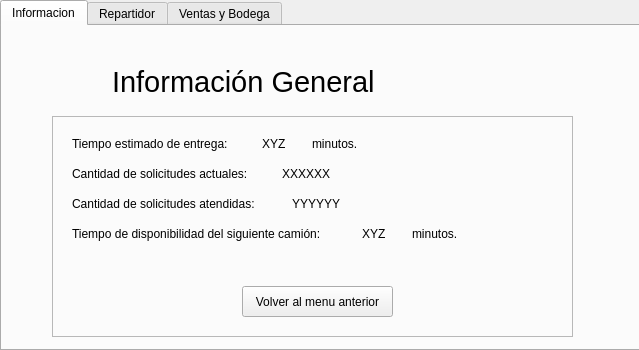
First picture: the form in Flipigas/admin.ui, repository emedemarcelo/FlipigasTEL102, before the edit.
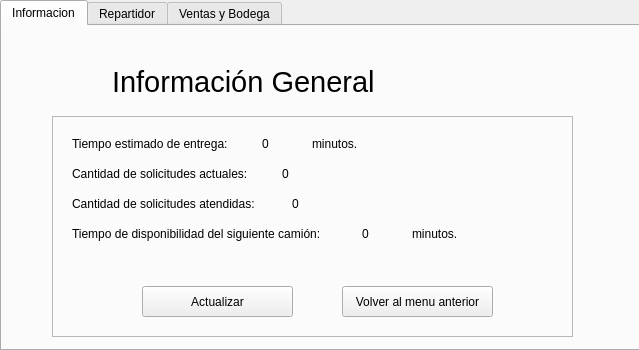
Second picture: the form after the edit. The open tabs and pages were chosen to show the change. Icons and pictures are not drawn.

What changed in the file:
```diff
--- a/Flipigas/admin.ui
+++ b/Flipigas/admin.ui
@@ -125,7 +125,7 @@
         </rect>
        </property>
        <property name="text">
-        <string>XYZ</string>
+        <string>0</string>
        </property>
       </widget>
       <widget class="QLabel" name="CantidadSolicitudesAct">
@@ -138,7 +138,7 @@
         </rect>
        </property>
        <property name="text">
-        <string>XXXXXX</string>
+        <string>0</string>
        </property>
       </widget>
       <widget class="QLabel" name="CantidadSolicitudesAtt">
@@ -151,7 +151,7 @@
         </rect>
        </property>
        <property name="text">
-        <string>YYYYYY</string>
+        <string>0</string>
        </property>
       </widget>
       <widget class="QLabel" name="TiempoDisponibilidadCamion">
@@ -164,7 +164,7 @@
         </rect>
        </property>
        <property name="text">
-        <string>XYZ</string>
+        <string>0</string>
        </property>
       </widget>
       <widget class="QLabel" name="minutosLabel1">
@@ -196,7 +196,7 @@
       <widget class="QPushButton" name="VolverAdminButton">
        <property name="geometry">
         <rect>
-         <x>190</x>
+         <x>290</x>
          <y>170</y>
          <width>151</width>
          <height>31</height>
@@ -206,6 +206,19 @@
         <string>Volver al menu anterior</string>
        </property>
       </widget>
+      <widget class="QPushButton" name="ActualizarButton">
+       <property name="geometry">
+        <rect>
+         <x>90</x>
+         <y>170</y>
+         <width>151</width>
+         <height>31</height>
+        </rect>
+       </property>
+       <property name="text">
+        <string>Actualizar</string>
+       </property>
+      </widget>
      </widget>
      <widget class="QLabel" name="InfoGeneralIcon">
       <property name="geometry">
```
Left out of the diff: 6 changed lines with no effect on the pictures.
